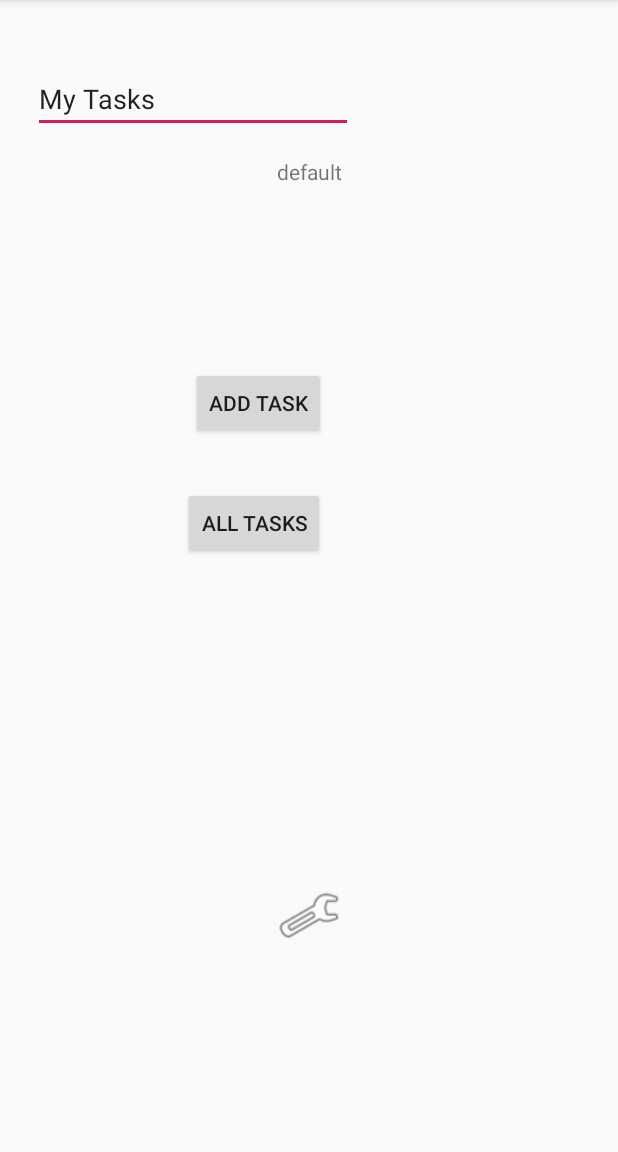
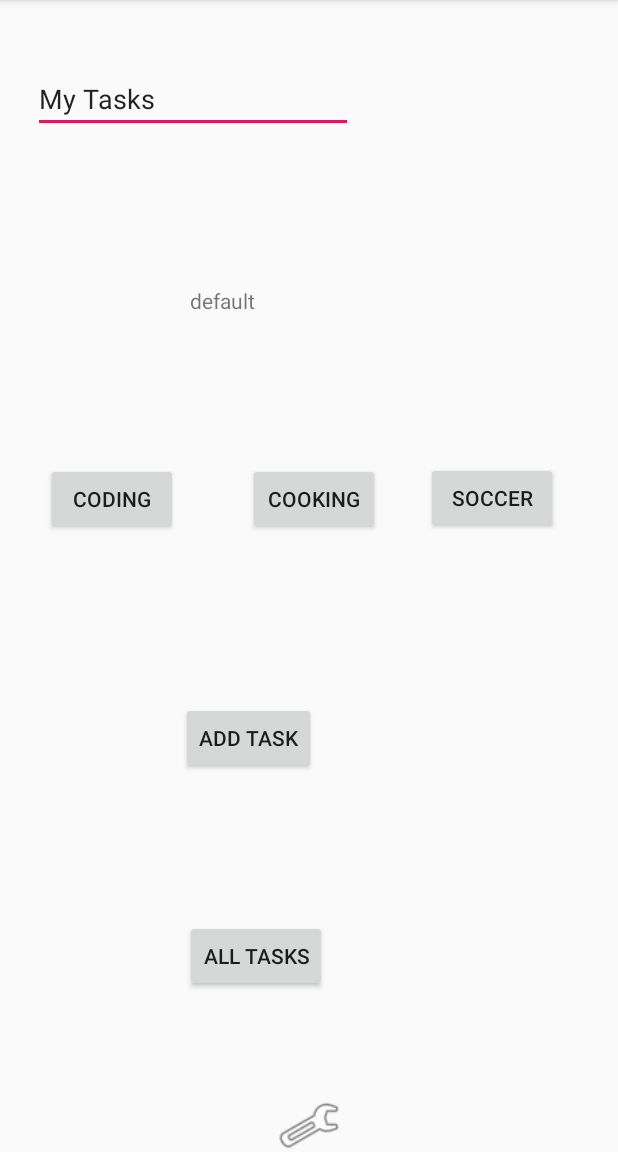
Before and after one commit to jjblues86/taskmaster, an Android app: the screen it shows after launch (MainActivity), on a phone screen of 412 x 824 dp, the part 84-1236 px from its top. Run offline under Robolectric (Android 15) with nearby library versions, the phone set to English and light mode, and no system bars.

Commit message:
completed all feature tasks

```diff
--- a/app/src/main/java/com/example/taskmaster/MainActivity.java
+++ b/app/src/main/java/com/example/taskmaster/MainActivity.java
@@ -9,6 +9,7 @@ import android.preference.PreferenceManager;
 import android.util.Log;
 import android.view.View;
 import android.widget.Button;
+import android.widget.EditText;
 import android.widget.TextView;
 
 public class MainActivity extends AppCompatActivity {
@@ -24,14 +25,6 @@ public class MainActivity extends AppCompatActivity {
         addTask.setOnClickListener(new View.OnClickListener() {
             @Override
             public void onClick(View v) {
-
-//                Intent addMoreTask = new Intent();
-//                TextView textView = findViewById(R.id.button);
-//                String addTaskText = textView.getText().toString();
-//
-//                addMoreTask.putExtra(Intent.EXTRA_TEXT, addTaskText);
-//                addMoreTask.setType("text/plain");
-//                startActivity(Intent.createChooser(addMoreTask, "Add Task"));
 
                 //Intent activity for AddTask button
                 Intent goToAddTask = new Intent(MainActivity.this, AddTask.class);
@@ -50,6 +43,43 @@ public class MainActivity extends AppCompatActivity {
                 Intent goToAllTasks = new Intent(MainActivity.this, AllTakss.class);
                 MainActivity.this.startActivity(goToAllTasks);
 
+            }
+        });
+
+        Button codingButton = findViewById(R.id.button9);
+        codingButton.setOnClickListener(new View.OnClickListener() {
+            @Override
+            public void onClick(View v) {
+
+                //Intent activity for Coding
+                Intent goToCodingTask = new Intent(MainActivity.this, TaskDetailActivity.class);
+                goToCodingTask.putExtra("buttonName", "Coding");
+                MainActivity.this.startActivity(goToCodingTask);
+            }
+        });
+
+        Button cookingButton = findViewById(R.id.button8);
+        cookingButton.setOnClickListener(new View.OnClickListener() {
+            @Override
+            public void onClick(View v) {
+
+                //Intent activity for cooking
+                Intent goToCookingTask = new Intent(MainActivity.this, TaskDetailActivity.class);
+//                Button cookingButton = findViewById(R.id.button8);
+                goToCookingTask.putExtra("buttonName", "Cooking" );
+                MainActivity.this.startActivity(goToCookingTask);
+            }
+        });
+
+        Button soccerButton = findViewById(R.id.button7);
+        soccerButton.setOnClickListener(new View.OnClickListener() {
+            @Override
+            public void onClick(View v) {
+
+                //Intent activity for soccer
+                Intent goToSoccerTask = new Intent(MainActivity.this, TaskDetailActivity.class);
+                goToSoccerTask.putExtra("buttonName", "Soccer" );
+                MainActivity.this.startActivity(goToSoccerTask);
             }
         });
 
--- a/app/src/main/res/layout/activity_main.xml
+++ b/app/src/main/res/layout/activity_main.xml
@@ -26,6 +26,7 @@
         android:id="@+id/button"
         android:layout_width="wrap_content"
         android:layout_height="wrap_content"
+        android:layout_marginEnd="16dp"
         android:layout_marginBottom="32dp"
         android:text="ADD TASK"
         app:layout_constraintBottom_toBottomOf="parent"
@@ -33,7 +34,7 @@
         app:layout_constraintHorizontal_bias="0.395"
         app:layout_constraintStart_toStartOf="parent"
         app:layout_constraintTop_toTopOf="parent"
-        app:layout_constraintVertical_bias="0.356" />
+        app:layout_constraintVertical_bias="0.68" />
 
     <Button
         android:id="@+id/button2"
@@ -44,10 +45,10 @@
         android:text="ALL TASKS"
         app:layout_constraintBottom_toBottomOf="parent"
         app:layout_constraintEnd_toEndOf="parent"
-        app:layout_constraintHorizontal_bias="0.384"
+        app:layout_constraintHorizontal_bias="0.388"
         app:layout_constraintStart_toStartOf="parent"
         app:layout_constraintTop_toBottomOf="@+id/button"
-        app:layout_constraintVertical_bias="0.0" />
+        app:layout_constraintVertical_bias="0.417" />
 
     <ImageView
         android:id="@+id/imageView3"
@@ -57,20 +58,64 @@
         android:onClick="whenSettingsButtonIsPressed"
         app:layout_constraintBottom_toBottomOf="parent"
         app:layout_constraintEnd_toEndOf="parent"
+        app:layout_constraintHorizontal_bias="0.0"
         app:layout_constraintStart_toStartOf="parent"
         app:layout_constraintTop_toBottomOf="@+id/button2"
+        app:layout_constraintVertical_bias="0.77"
         app:srcCompat="@android:drawable/ic_menu_preferences" />
 
     <TextView
         android:id="@+id/textView7"
-        android:layout_width="wrap_content"
-        android:layout_height="wrap_content"
+        android:layout_width="69dp"
+        android:layout_height="71dp"
         android:layout_marginBottom="16dp"
         android:text="Username"
         android:visibility="invisible"
         app:layout_constraintBottom_toTopOf="@+id/button"
         app:layout_constraintEnd_toEndOf="parent"
+        app:layout_constraintHorizontal_bias="0.37"
         app:layout_constraintStart_toStartOf="parent"
         app:layout_constraintTop_toTopOf="parent" />
 
+    <Button
+        android:id="@+id/button7"
+        android:layout_width="wrap_content"
+        android:layout_height="wrap_content"
+        android:layout_marginEnd="40dp"
+        android:text="Soccer"
+        app:layout_constraintBottom_toTopOf="@+id/button"
+        app:layout_constraintEnd_toEndOf="parent"
+        app:layout_constraintTop_toBottomOf="@+id/textView7"
+        app:layout_constraintVertical_bias="0.293" />
+
+    <Button
+        android:id="@+id/button8"
+        android:layout_width="wrap_content"
+        android:layout_height="wrap_content"
+        android:layout_marginStart="16dp"
+        android:layout_marginTop="44dp"
+        android:layout_marginEnd="16dp"
+        android:layout_marginBottom="96dp"
+        android:text="Cooking"
+        app:layout_constraintBottom_toTopOf="@+id/button"
+        app:layout_constraintEnd_toStartOf="@+id/button7"
+        app:layout_constraintStart_toEndOf="@+id/button9"
+        app:layout_constraintTop_toBottomOf="@+id/textView7"
+        app:layout_constraintVertical_bias="0.16000003" />
+
+    <Button
+        android:id="@+id/button9"
+        android:layout_width="wrap_content"
+        android:layout_height="wrap_content"
+        android:layout_marginStart="16dp"
+        android:layout_marginTop="51dp"
+        android:layout_marginEnd="16dp"
+        android:text="Coding"
+        app:layout_constraintBottom_toBottomOf="@+id/button8"
+        app:layout_constraintEnd_toStartOf="@+id/button8"
+        app:layout_constraintHorizontal_bias="0.535"
+        app:layout_constraintStart_toStartOf="parent"
+        app:layout_constraintTop_toBottomOf="@+id/textView7"
+        app:layout_constraintVertical_bias="1.0" />
+
 </androidx.constraintlayout.widget.ConstraintLayout>
```
Also changed, not shown: app/src/main/java/com/example/taskmaster/TaskDetailActivity.java (+7 -0 lines), app/src/main/res/layout/activity_settings.xml (+1 -9 lines), app/src/main/res/layout/activity_task_detail.xml (+10 -8 lines), 2 other files.
